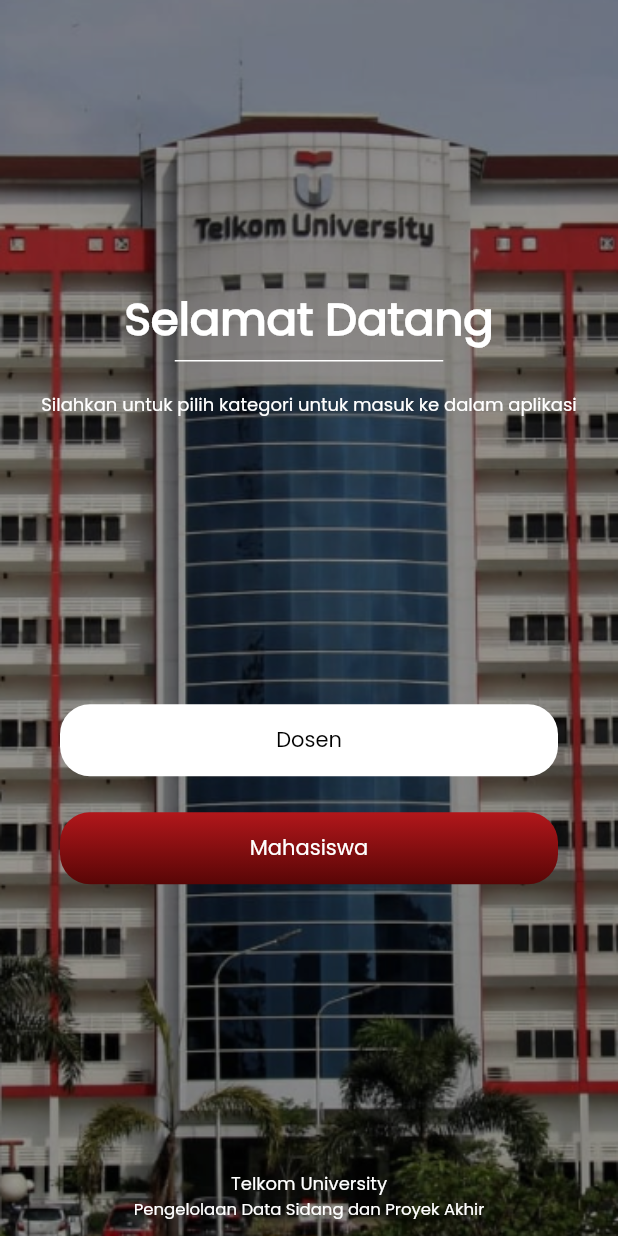
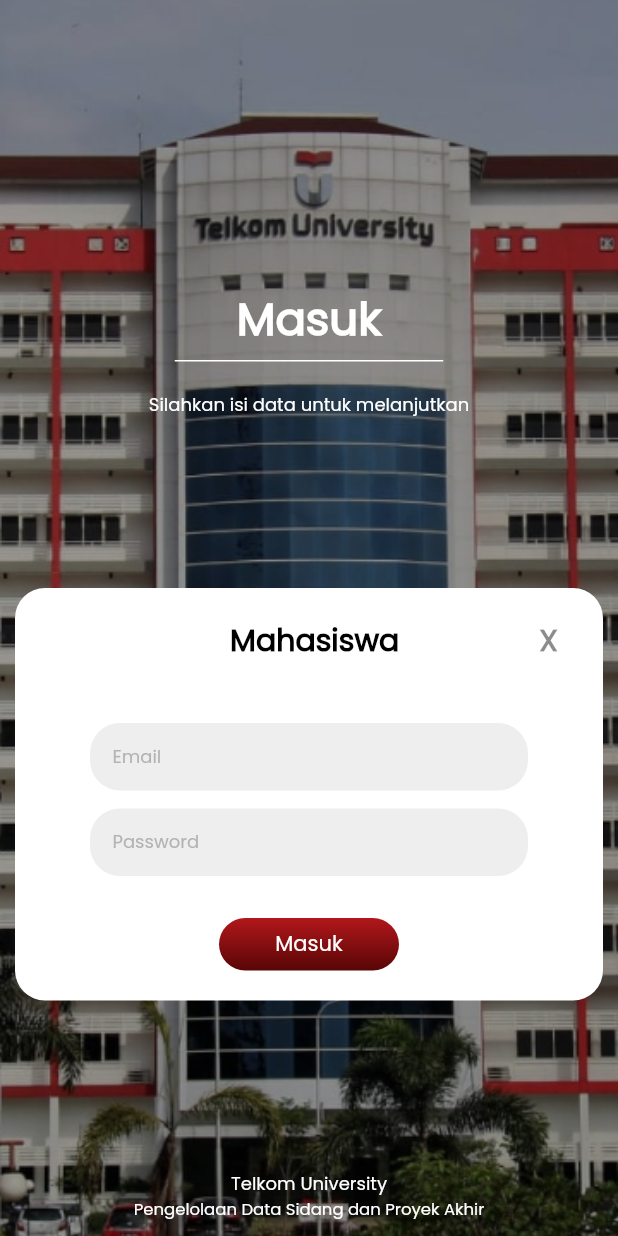
Before and after one commit to Faiz911/aplikasi_sidang_3, a Flutter app: the screen it shows after launch, after a tap on "Mahasiswa", on a phone screen of 412 x 824 dp. Run offline on Flutter 3.47's test engine with Material 2 defaults, Android fonts, the phone set to English and light mode, and no system bars; our stand-ins replace google_fonts.

Commit message:
login mahasiswa 1

```diff
--- a/lib/helpers/my_colors.dart
+++ b/lib/helpers/my_colors.dart
@@ -5,4 +5,5 @@
   static Color primaryColor = const Color(0xFFB2171B);
   static Color textPrimary = const Color(0xff000000);
   static Color secTextColor = const Color(0xFFFFFFFF);
+  static Color formColor = const Color(0xFFB3B3B3);
 }
--- a/lib/helpers/my_style.dart
+++ b/lib/helpers/my_style.dart
@@ -17,6 +17,22 @@
         color: MyColor.secTextColor,
         fontSize: 12,
         fontWeight: FontWeight.w500,
+        decoration: TextDecoration.none),
+  );
+
+  static TextStyle bigText = GoogleFonts.poppins(
+    textStyle: TextStyle(
+        color: MyColor.secTextColor,
+        fontSize: 20,
+        fontWeight: FontWeight.bold,
+        decoration: TextDecoration.none),
+  );
+
+  static TextStyle textFormStyle = GoogleFonts.poppins(
+    textStyle: TextStyle(
+        color: MyColor.formColor,
+        fontSize: 12,
+        fontWeight: FontWeight.w300,
         decoration: TextDecoration.none),
   );
 
--- a/lib/main.dart
+++ b/lib/main.dart
@@ -1,5 +1,7 @@
 import 'package:app_sidang_2/helpers/my_colors.dart';
+import 'package:app_sidang_2/pages/homepagemahasiswa.dart';
 import 'package:app_sidang_2/pages/login.dart';
+import 'package:app_sidang_2/pages/loginMahasiswa.dart';
 import 'package:app_sidang_2/pages/splashscreen.dart';
 import 'package:flutter/material.dart';
 import 'package:google_fonts/google_fonts.dart';
@@ -17,6 +19,9 @@
       routes: {
         '': (context) => SplashScreen(),
         '/login': (context) => LoginPage(),
+        '/loginMahasiswa': (context) => LoginMahasiswaPage(),
+        '/homePageMahasiswa': (context) => HomePageMahasiswa(),
+
         // '/main_home': (context) => MainHome(),
         // '/signUp': (context) => SignUpPage(),
         // '/profile': (context) => ProfilePage(),
--- /dev/null
+++ b/lib/pages/homepagemahasiswa.dart
@@ -0,0 +1,16 @@
+import 'package:flutter/material.dart';
+
+class HomePageMahasiswa extends StatelessWidget {
+  const HomePageMahasiswa({Key? key}) : super(key: key);
+
+  @override
+  Widget build(BuildContext context) {
+    return Scaffold(
+      body: GestureDetector(
+          onTap: () {
+            Navigator.pop(context);
+          },
+          child: Center(child: Text("Ini adalah halaman homepagge mahasiswa"))),
+    );
+  }
+}
--- a/lib/pages/login.dart
+++ b/lib/pages/login.dart
@@ -73,9 +73,10 @@
                             ),
                           )),
                     ),
-                    SizedBox(),
                     GestureDetector(
-                      onTap: () {},
+                      onTap: () {
+                        Navigator.pushNamed(context, "/loginMahasiswa");
+                      },
                       child: Container(
                           width: double.infinity,
                           height: 48,
--- /dev/null
+++ b/lib/pages/loginMahasiswa.dart
@@ -0,0 +1,175 @@
+import 'package:app_sidang_2/helpers/my_colors.dart';
+import 'package:app_sidang_2/helpers/my_style.dart';
+import 'package:flutter/material.dart';
+import 'package:flutter/src/foundation/key.dart';
+import 'package:flutter/src/widgets/framework.dart';
+import 'package:google_fonts/google_fonts.dart';
+
+class LoginMahasiswaPage extends StatelessWidget {
+  const LoginMahasiswaPage({Key? key}) : super(key: key);
+
+  @override
+  Widget build(BuildContext context) {
+    return Scaffold(
+      body: SafeArea(
+        child: Container(
+          decoration: BoxDecoration(
+              image: DecorationImage(
+            fit: BoxFit.cover,
+            image: const AssetImage('assets/i_gku.png'),
+          )),
+          child: Padding(
+            padding: EdgeInsets.symmetric(vertical: 10, horizontal: 10),
+            child: Column(
+              mainAxisAlignment: MainAxisAlignment.spaceBetween,
+              children: [
+                Container(
+                  padding: EdgeInsets.only(top: 180),
+                  child: Column(
+                    mainAxisAlignment: MainAxisAlignment.center,
+                    children: [
+                      Text("Masuk", style: MyStyle.primaryTitleText),
+                      SizedBox(
+                        height: 5,
+                      ),
+                      Container(
+                        height: 1,
+                        width: 179,
+                        color: Colors.white,
+                      ),
+                      SizedBox(
+                        height: 20,
+                      ),
+                      Text(
+                        "Silahkan isi data untuk melanjutkan",
+                        style: MyStyle.secondaryTitleText,
+                        textAlign: TextAlign.center,
+                      ),
+                    ],
+                  ),
+                ),
+                Container(
+                  height: 275,
+                  width: double.infinity,
+                  padding: EdgeInsets.symmetric(
+                    vertical: 20,
+                    horizontal: 30,
+                  ),
+                  decoration: BoxDecoration(
+                      color: Colors.white,
+                      borderRadius: BorderRadius.circular(20)),
+                  child: Column(
+                    mainAxisAlignment: MainAxisAlignment.spaceBetween,
+                    children: [
+                      Row(
+                        mainAxisAlignment: MainAxisAlignment.spaceBetween,
+                        children: [
+                          SizedBox(
+                            width: 20,
+                          ),
+                          Text("Mahasiswa",
+                              style: MyStyle.bigText
+                                  .copyWith(color: Colors.black)),
+                          GestureDetector(
+                            onTap: () {
+                              Navigator.pop(context);
+                            },
+                            child: Text("X",
+                                textAlign: TextAlign.end,
+                                style: MyStyle.bigText
+                                    .copyWith(color: Colors.black45)),
+                          ),
+                        ],
+                      ),
+                      Padding(
+                        padding:
+                            EdgeInsets.symmetric(vertical: 0, horizontal: 20),
+                        child: Column(
+                          mainAxisAlignment: MainAxisAlignment.spaceBetween,
+                          children: [
+                            Container(
+                              margin: EdgeInsets.only(top: 12),
+                              padding: EdgeInsets.symmetric(
+                                  horizontal: 15, vertical: 10),
+                              height: 45,
+                              width: double.infinity,
+                              decoration: BoxDecoration(
+                                  borderRadius: BorderRadius.circular(20),
+                                  color: Colors.grey[200]),
+                              child: Row(
+                                children: [
+                                  Text(
+                                    "Email",
+                                    style: MyStyle.textFormStyle,
+                                  )
+                                ],
+                              ),
+                            ),
+                            Container(
+                              margin: EdgeInsets.only(top: 12),
+                              padding: EdgeInsets.symmetric(
+                                  horizontal: 15, vertical: 10),
+                              height: 45,
+                              width: double.infinity,
+                              decoration: BoxDecoration(
+                                  borderRadius: BorderRadius.circular(20),
+                                  color: Colors.grey[200]),
+                              child: Row(
+                                children: [
+                                  Text(
+                                    "Password",
+                                    style: MyStyle.textFormStyle,
+                                  )
+                                ],
+                              ),
+                            ),
+                          ],
+                        ),
+                      ),
+                      GestureDetector(
+                        onTap: () {
+                          Navigator.pushNamed(context, "/homePageMahasiswa");
+                        },
+                        child: Container(
+                            width: 120,
+                            height: 35,
+                            decoration: BoxDecoration(
+                                gradient: LinearGradient(
+                                    begin: Alignment.topCenter,
+                                    end: Alignment.bottomCenter,
+                                    colors: [
+                                      MyColor.primaryColor,
+                                      Color.fromARGB(255, 88, 6, 6)
+                                    ]),
+                                borderRadius: BorderRadius.circular(20),
+                                color: MyColor.primaryColor),
+                            child: Center(
+                              child: Text(
+                                "Masuk",
+                                style: MyStyle.primaryButtonText,
+                              ),
+                            )),
+                      ),
+                    ],
+                  ),
+                ),
+                Column(
+                  children: [
+                    Text(
+                      "Telkom University",
+                      style: MyStyle.secondaryTitleText,
+                    ),
+                    Text(
+                      "Pengelolaan Data Sidang dan Proyek Akhir",
+                      style: MyStyle.smallText,
+                    )
+                  ],
+                ),
+              ],
+            ),
+          ),
+        ),
+      ),
+    );
+  }
+}
--- a/lib/pages/splashscreen.dart
+++ b/lib/pages/splashscreen.dart
@@ -18,7 +18,7 @@
     // TODO: implement initState
     super.initState();
     Timer(
-      Duration(seconds: 3),
+      Duration(seconds: 2),
       () => {Navigator.pushNamed(context, '/login')},
     );
   }
@@ -29,10 +29,11 @@
       backgroundColor: MyColor.primaryColor,
       body: Container(
         decoration: BoxDecoration(
-          gradient: LinearGradient(
-              colors: [MyColor.primaryColor, Color.fromARGB(255, 41, 1, 1)],
-              begin: Alignment.topRight,
-              end: Alignment.bottomLeft),
+          gradient: LinearGradient(colors: [
+            MyColor.primaryColor,
+            Color.fromARGB(255, 136, 22, 14),
+            Color.fromARGB(255, 41, 1, 1),
+          ], begin: Alignment.topRight, end: Alignment.bottomLeft),
         ),
         child: Column(
           mainAxisAlignment: MainAxisAlignment.center,
```
